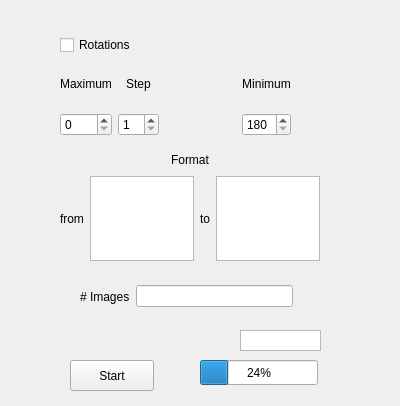
This is interface.ui in glintec-education/ajustImage as Qt 5 draws it before an edit. The edited form follows.
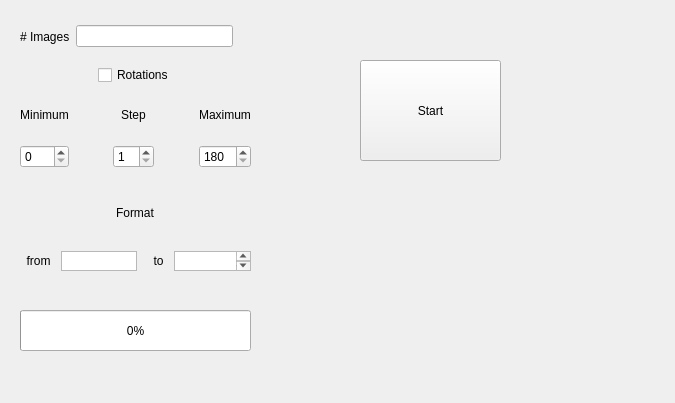
This is the edited form.

Commit message: Set layout of virtual elements a better way

```diff
--- a/interface.ui
+++ b/interface.ui
@@ -6,20 +6,26 @@
    <rect>
     <x>0</x>
     <y>0</y>
-    <width>400</width>
-    <height>406</height>
+    <width>675</width>
+    <height>403</height>
    </rect>
   </property>
+  <property name="sizePolicy">
+   <sizepolicy hsizetype="Preferred" vsizetype="Fixed">
+    <horstretch>0</horstretch>
+    <verstretch>0</verstretch>
+   </sizepolicy>
+  </property>
   <property name="windowTitle">
    <string>Frame</string>
   </property>
   <widget class="QPushButton" name="pBtnStart">
    <property name="geometry">
     <rect>
-     <x>70</x>
-     <y>360</y>
-     <width>84</width>
-     <height>31</height>
+     <x>360</x>
+     <y>60</y>
+     <width>141</width>
+     <height>101</height>
     </rect>
    </property>
    <property name="text">
@@ -29,28 +35,37 @@
   <widget class="QProgressBar" name="progressBar">
    <property name="geometry">
     <rect>
-     <x>200</x>
-     <y>360</y>
-     <width>118</width>
-     <height>25</height>
+     <x>20</x>
+     <y>310</y>
+     <width>231</width>
+     <height>41</height>
     </rect>
    </property>
    <property name="value">
-    <number>24</number>
+    <number>0</number>
    </property>
   </widget>
   <widget class="QWidget" name="verticalLayoutWidget">
    <property name="geometry">
     <rect>
-     <x>60</x>
-     <y>150</y>
-     <width>260</width>
-     <height>111</height>
+     <x>20</x>
+     <y>180</y>
+     <width>231</width>
+     <height>101</height>
     </rect>
    </property>
    <layout class="QVBoxLayout" name="verticalLayout_5">
+    <property name="sizeConstraint">
+     <enum>QLayout::SetMinimumSize</enum>
+    </property>
+    <property name="bottomMargin">
+     <number>10</number>
+    </property>
     <item>
      <layout class="QHBoxLayout" name="horizontalLayout_3">
+      <property name="sizeConstraint">
+       <enum>QLayout::SetMinimumSize</enum>
+      </property>
       <item>
        <spacer name="horizontalSpacer">
         <property name="orientation">
@@ -88,27 +103,88 @@
     </item>
     <item>
      <layout class="QHBoxLayout" name="horizontalLayout_2">
+      <property name="spacing">
+       <number>0</number>
+      </property>
+      <property name="sizeConstraint">
+       <enum>QLayout::SetMinimumSize</enum>
+      </property>
       <item>
        <widget class="QLabel" name="label_5">
+        <property name="sizePolicy">
+         <sizepolicy hsizetype="Preferred" vsizetype="Fixed">
+          <horstretch>0</horstretch>
+          <verstretch>0</verstretch>
+         </sizepolicy>
+        </property>
         <property name="text">
-         <string>from</string>
+         <string>  from   </string>
         </property>
        </widget>
       </item>
       <item>
-       <widget class="QListView" name="listViewIn"/>
+       <widget class="QListWidget" name="lWidgetIn">
+        <property name="sizePolicy">
+         <sizepolicy hsizetype="Preferred" vsizetype="Fixed">
+          <horstretch>0</horstretch>
+          <verstretch>0</verstretch>
+         </sizepolicy>
+        </property>
+        <property name="maximumSize">
+         <size>
+          <width>16777215</width>
+          <height>20</height>
+         </size>
+        </property>
+       </widget>
       </item>
       <item>
        <widget class="QLabel" name="label_4">
+        <property name="sizePolicy">
+         <sizepolicy hsizetype="Preferred" vsizetype="Fixed">
+          <horstretch>0</horstretch>
+          <verstretch>0</verstretch>
+         </sizepolicy>
+        </property>
         <property name="text">
-         <string>to</string>
+         <string>     to   </string>
         </property>
        </widget>
       </item>
       <item>
-       <widget class="QListView" name="listViewOut">
-        <property name="itemAlignment">
-         <set>Qt::AlignVCenter</set>
+       <widget class="QListWidget" name="lWidgetOut">
+        <property name="sizePolicy">
+         <sizepolicy hsizetype="Preferred" vsizetype="Fixed">
+          <horstretch>0</horstretch>
+          <verstretch>0</verstretch>
+         </sizepolicy>
+        </property>
+        <property name="minimumSize">
+         <size>
+          <width>0</width>
+          <height>0</height>
+         </size>
+        </property>
+        <property name="maximumSize">
+         <size>
+          <width>16777215</width>
+          <height>20</height>
+         </size>
+        </property>
+        <property name="frameShape">
+         <enum>QFrame::StyledPanel</enum>
+        </property>
+        <property name="lineWidth">
+         <number>1</number>
+        </property>
+        <property name="verticalScrollBarPolicy">
+         <enum>Qt::ScrollBarAlwaysOn</enum>
+        </property>
+        <property name="viewMode">
+         <enum>QListView::ListMode</enum>
+        </property>
+        <property name="currentRow">
+         <number>-1</number>
         </property>
        </widget>
       </item>
@@ -116,23 +192,13 @@
     </item>
    </layout>
   </widget>
-  <widget class="QListWidget" name="listWidget">
-   <property name="geometry">
-    <rect>
-     <x>240</x>
-     <y>330</y>
-     <width>81</width>
-     <height>21</height>
-    </rect>
-   </property>
-  </widget>
   <widget class="QWidget" name="layoutWidget">
    <property name="geometry">
     <rect>
-     <x>60</x>
-     <y>30</y>
+     <x>20</x>
+     <y>60</y>
      <width>231</width>
-     <height>106</height>
+     <height>108</height>
     </rect>
    </property>
    <layout class="QVBoxLayout" name="verticalLayout_3">
@@ -140,23 +206,50 @@
      <number>5</number>
     </property>
     <item>
-     <widget class="QCheckBox" name="chBoxRotations">
-      <property name="layoutDirection">
-       <enum>Qt::LeftToRight</enum>
-      </property>
-      <property name="text">
-       <string>Rotations</string>
-      </property>
-     </widget>
+     <layout class="QHBoxLayout" name="horizontalLayout_5">
+      <item>
+       <spacer name="horizontalSpacer_4">
+        <property name="orientation">
+         <enum>Qt::Horizontal</enum>
+        </property>
+        <property name="sizeHint" stdset="0">
+         <size>
+          <width>40</width>
+          <height>20</height>
+         </size>
+        </property>
+       </spacer>
+      </item>
+      <item>
+       <widget class="QCheckBox" name="checkBox">
+        <property name="text">
+         <string>Rotations</string>
+        </property>
+       </widget>
+      </item>
+      <item>
+       <spacer name="horizontalSpacer_5">
+        <property name="orientation">
+         <enum>Qt::Horizontal</enum>
+        </property>
+        <property name="sizeHint" stdset="0">
+         <size>
+          <width>40</width>
+          <height>20</height>
+         </size>
+        </property>
+       </spacer>
+      </item>
+     </layout>
     </item>
     <item>
      <layout class="QHBoxLayout" name="horizontalLayout">
       <item>
-       <layout class="QVBoxLayout" name="verticalLayout">
+       <layout class="QVBoxLayout" name="verticalLayout_2">
         <item>
-         <widget class="QLabel" name="label">
+         <widget class="QLabel" name="label_2">
           <property name="text">
-           <string>Maximum</string>
+           <string>Minimum</string>
           </property>
           <property name="alignment">
            <set>Qt::AlignCenter</set>
@@ -164,14 +257,33 @@
          </widget>
         </item>
         <item>
-         <widget class="QSpinBox" name="sBoxMax">
+         <widget class="QSpinBox" name="sBoxMin">
+          <property name="minimum">
+           <number>0</number>
+          </property>
           <property name="maximum">
-           <number>180</number>
+           <number>179</number>
+          </property>
+          <property name="value">
+           <number>0</number>
           </property>
          </widget>
         </item>
        </layout>
       </item>
+      <item>
+       <spacer name="horizontalSpacer_6">
+        <property name="orientation">
+         <enum>Qt::Horizontal</enum>
+        </property>
+        <property name="sizeHint" stdset="0">
+         <size>
+          <width>40</width>
+          <height>20</height>
+         </size>
+        </property>
+       </spacer>
+      </item>
       <item>
        <layout class="QVBoxLayout" name="verticalLayout_4">
         <item>
@@ -213,11 +325,11 @@
        </spacer>
       </item>
       <item>
-       <layout class="QVBoxLayout" name="verticalLayout_2">
+       <layout class="QVBoxLayout" name="verticalLayout">
         <item>
-         <widget class="QLabel" name="label_2">
+         <widget class="QLabel" name="label">
           <property name="text">
-           <string>Minimum</string>
+           <string>Maximum</string>
           </property>
           <property name="alignment">
            <set>Qt::AlignCenter</set>
@@ -225,13 +337,16 @@
          </widget>
         </item>
         <item>
-         <widget class="QSpinBox" name="sBoxMin">
+         <widget class="QSpinBox" name="sBoxMax">
           <property name="minimum">
            <number>180</number>
           </property>
           <property name="maximum">
            <number>360</number>
           </property>
+          <property name="value">
+           <number>180</number>
+          </property>
          </widget>
         </item>
        </layout>
@@ -243,8 +358,8 @@
   <widget class="QWidget" name="layoutWidget">
    <property name="geometry">
     <rect>
-     <x>80</x>
-     <y>280</y>
+     <x>20</x>
+     <y>20</y>
      <width>213</width>
      <height>33</height>
     </rect>
```
The commit also changes 1 other file.
